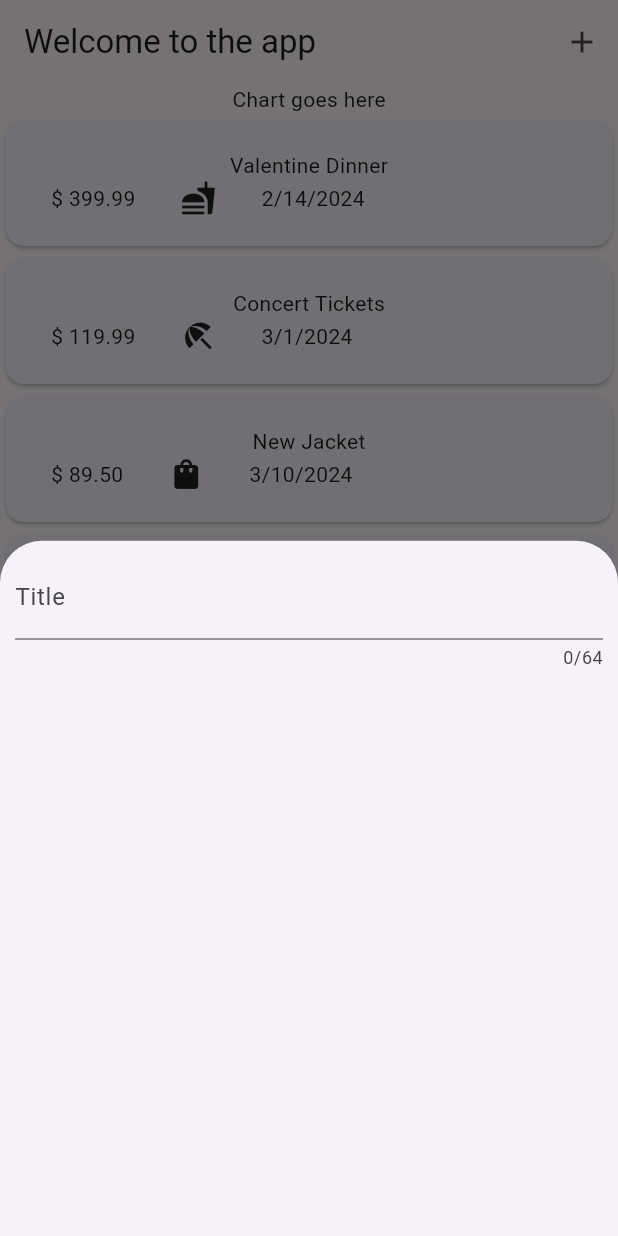
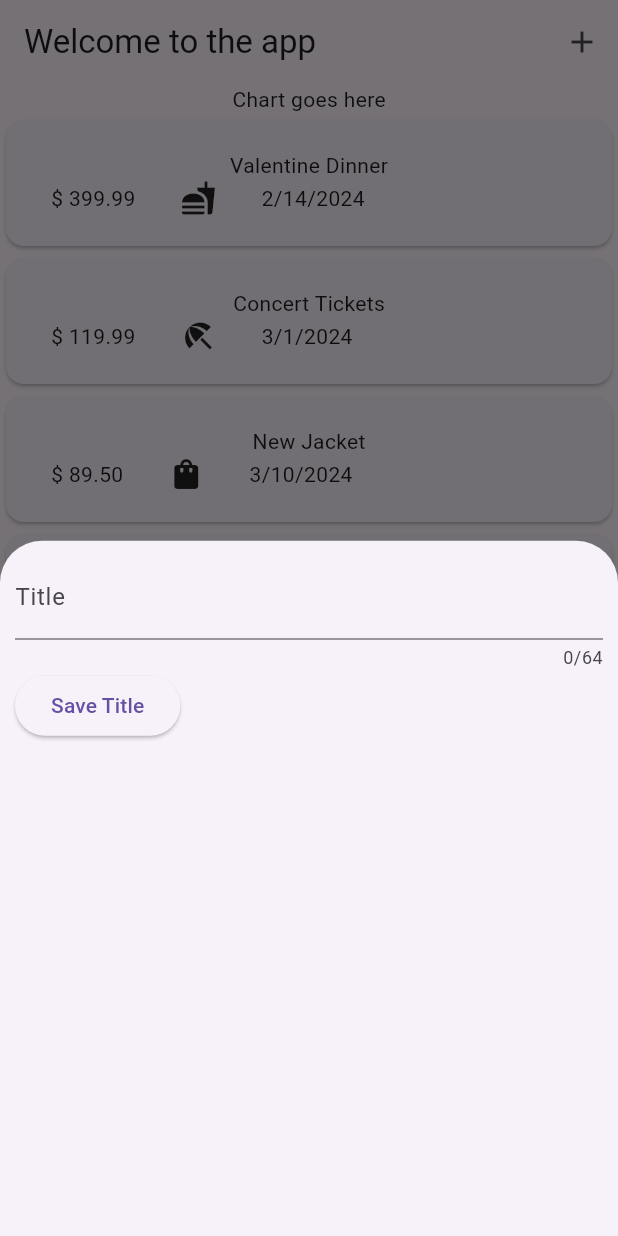
Before and after one commit to PhilBuffalo21/Flutter-Travel-Expenses-app, a Flutter app: the screen it shows after launch, after a tap on the "add" icon, on a phone screen of 412 x 824 dp. Run offline on Flutter 3.47's test engine with Material 3 defaults, Android fonts, the phone set to English and light mode, and no system bars.

Commit message:
Add a 'save title' button

```diff
--- a/travel_app/lib/new_expense.dart
+++ b/travel_app/lib/new_expense.dart
@@ -10,13 +10,18 @@ class newExpense extends StatefulWidget {
 class _newExpense extends State<newExpense> {
   @override
   Widget build(BuildContext context) {
-    return const Padding(
-      padding: EdgeInsets.all(10),
+    return Padding(
+      padding: const EdgeInsets.all(10),
       child: Column(
         children: [
-          TextField(
+          const TextField(
             maxLength: 64,
             decoration: InputDecoration(label: Text("Title")),
+          ),
+          Row(
+            children: [
+              ElevatedButton(onPressed: () {}, child: const Text("Save Title"))
+            ],
           )
         ],
       ),
```
